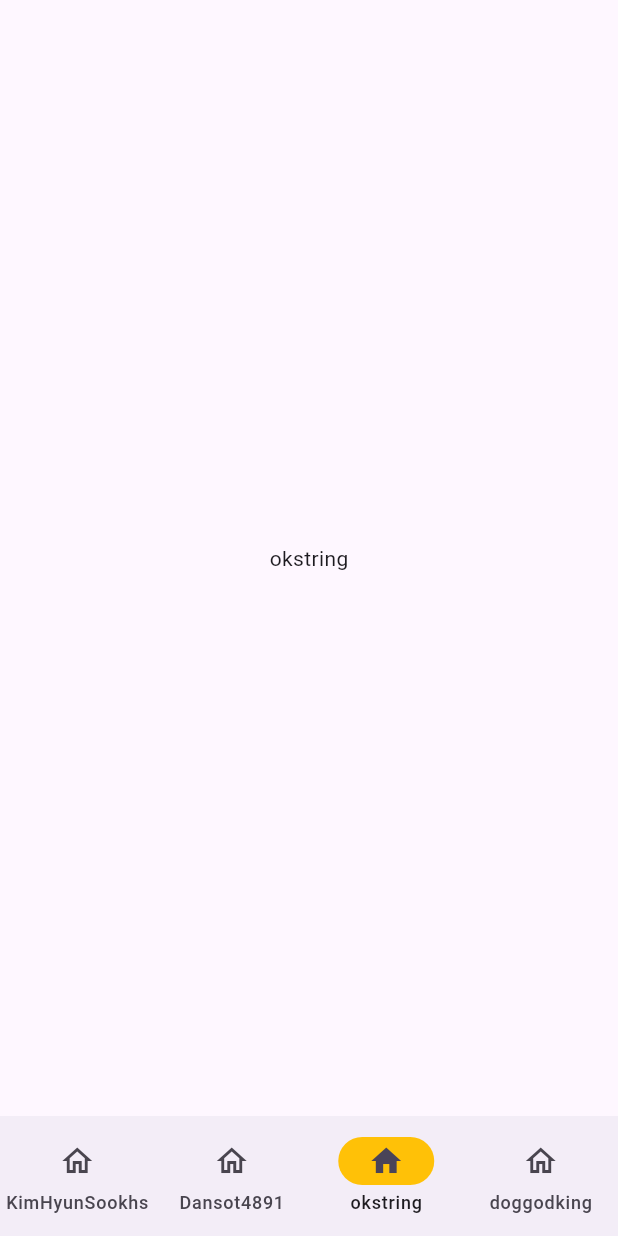
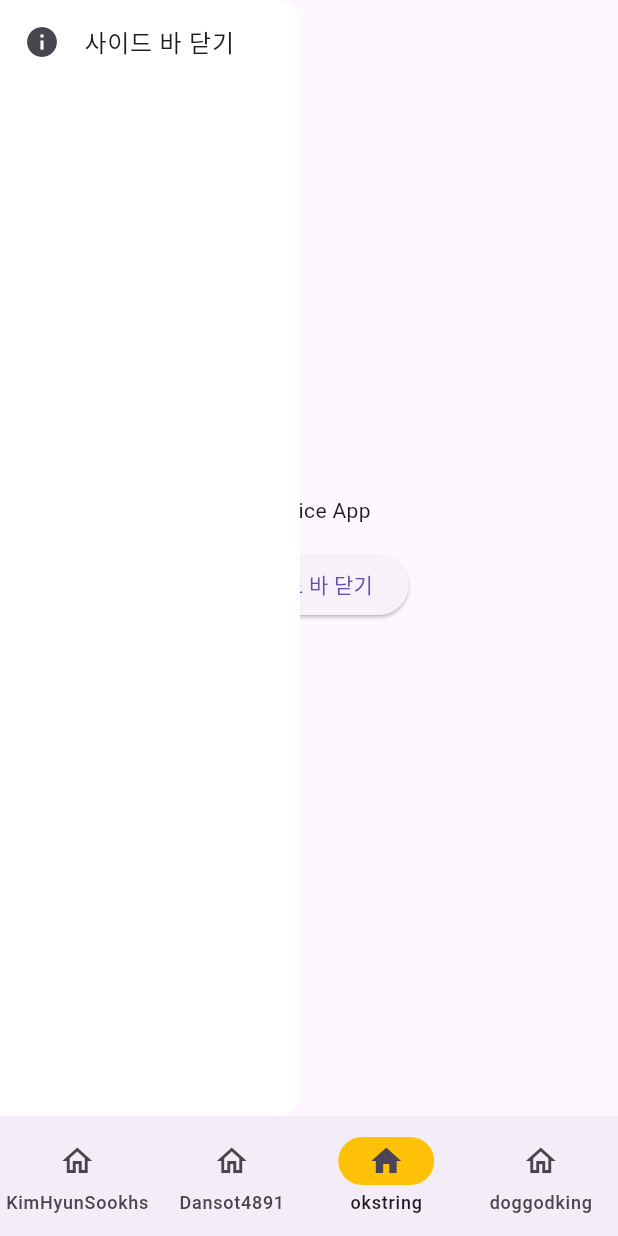
Before and after one commit to okstring/flutter_widget_study, a Flutter app: the screen it shows after launch, item 3 of the bottom bar chosen, on a phone screen of 412 x 824 dp. Run offline on Flutter 3.47's test engine with Material 3 defaults, Android fonts, the light colour scheme and no system bars.

Commit message:
feat: SideBar, SidebarState(InheritedNotifier) 구현 후 적용

```diff
--- a/lib/main_screen.dart
+++ b/lib/main_screen.dart
@@ -17,7 +17,7 @@ class _MainScreenState extends State<MainScreen> {
   final List<Widget> _screens = [
     const KimHyunSookhsScreen(),
     const Dansot4891Screen(),
-    const OkstringScreen(),
+    OkstringScreen(),
     const DoggodkingScreen(),
   ];
 
--- a/lib/presentation/okstring/okstring_screen.dart
+++ b/lib/presentation/okstring/okstring_screen.dart
@@ -1,7 +1,11 @@
 import 'package:flutter/material.dart';
+import 'package:flutter_widget_study/presentation/okstring/week1/side_bar_inherited.dart';
+import 'package:flutter_widget_study/presentation/okstring/week1/practice_app.dart';
 
 class OkstringScreen extends StatefulWidget {
-  const OkstringScreen({super.key});
+  final _sidebarNotifier = SidebarNotifier();
+
+  OkstringScreen({super.key});
 
   @override
   State<OkstringScreen> createState() => _OkstringScreenState();
@@ -10,6 +14,9 @@ class OkstringScreen extends StatefulWidget {
 class _OkstringScreenState extends State<OkstringScreen> {
   @override
   Widget build(BuildContext context) {
-    return Scaffold(body: SafeArea(child: Center(child: Text('okstring'))));
+    return SidebarState(
+      notifier: widget._sidebarNotifier,
+      child: PracticeApp(),
+    );
   }
 }
--- /dev/null
+++ b/lib/presentation/okstring/week1/app_scaffold.dart
@@ -0,0 +1,26 @@
+import 'package:flutter/material.dart';
+
+import 'side_bar.dart';
+import 'side_bar_inherited.dart';
+
+class AppScaffold extends StatelessWidget {
+  final Widget child;
+
+  const AppScaffold({
+    super.key,
+    required this.child,
+  });
+
+  @override
+  Widget build(BuildContext context) {
+    // 상태 변화를 감지
+    final sidebarNotifier = SidebarState.of(context);
+    final isSidebarOpen = sidebarNotifier.isOpen;
+
+    return Scaffold(
+      body: Stack(
+        children: [child, if (isSidebarOpen) const SideBar()],
+      ),
+    );
+  }
+}
--- /dev/null
+++ b/lib/presentation/okstring/week1/practice_app.dart
@@ -0,0 +1,35 @@
+import 'package:flutter/material.dart';
+import 'package:flutter_widget_study/presentation/okstring/week1/app_scaffold.dart';
+
+import 'side_bar_inherited.dart';
+
+class PracticeApp extends StatelessWidget {
+  const PracticeApp({super.key});
+
+  @override
+  Widget build(BuildContext context) {
+    return AppScaffold(
+      child: Center(
+        child: Column(
+          mainAxisAlignment: MainAxisAlignment.center,
+          children: [
+            const Text('Practice App'),
+
+            SizedBox(height: 16),
+            ElevatedButton(
+              onPressed: () {
+                SidebarState.of(context).isOpen
+                    ? SidebarState.of(context).close()
+                    : SidebarState.of(context).open();
+              },
+              child:
+                  SidebarState.of(context).isOpen
+                      ? Text('사이드 바 닫기')
+                      : Text('사이드 바 열기'),
+            ),
+          ],
+        ),
+      ),
+    );
+  }
+}
--- /dev/null
+++ b/lib/presentation/okstring/week1/side_bar.dart
@@ -0,0 +1,30 @@
+import 'package:flutter/material.dart';
+import 'package:flutter_widget_study/presentation/okstring/week1/side_bar_inherited.dart';
+
+class SideBar extends StatelessWidget {
+  const SideBar({super.key});
+
+  @override
+  Widget build(BuildContext context) {
+    return SizedBox(
+      width: 200,
+      child: Drawer(
+        backgroundColor: Colors.white,
+        child: SafeArea(
+          child: ListView(
+            padding: EdgeInsets.zero,
+            children: [
+              ListTile(
+                leading: const Icon(Icons.info),
+                title: const Text('사이드 바 닫기'),
+                onTap: () {
+                  SidebarState.of(context).close();
+                },
+              ),
+            ],
+          ),
+        ),
+      ),
+    );
+  }
+}
--- /dev/null
+++ b/lib/presentation/okstring/week1/side_bar_inherited.dart
@@ -0,0 +1,48 @@
+import 'package:flutter/material.dart';
+
+/// 사이드바 상태를 앱 전체에서 공유하기 위한 InheritedWidget
+/// InheritedNotifier를 사용하여 상태 변경 시 자동으로 의존하는 위젯들이 리빌드되도록 함
+class SidebarState extends InheritedNotifier<SidebarNotifier> {
+  const SidebarState({
+    super.key,
+    required SidebarNotifier super.notifier,
+    required super.child,
+  });
+
+  /// 위젯 트리 어디에서든 SidebarState.of(context)로 사이드바 상태에 접근할 수 있게 함
+  static SidebarNotifier of(BuildContext context) {
+    // InheritedWidget을 위젯 트리에서 찾음, 의존성을 등록
+    final result = context.dependOnInheritedWidgetOfExactType<SidebarState>();
+    assert(result != null, 'SidebarState를 찾을 수 없습니다.');
+
+    // 찾은 InheritedWidget의 notifier를 반환
+    return result!.notifier!;
+  }
+}
+
+/// 사이드바의 열림/닫힘 상태를 관리하는 클래스
+/// ChangeNotifier를 상속받아 상태 변경 시 구독자들에게 알림을 보낼 수 있음
+class SidebarNotifier extends ChangeNotifier {
+  bool _isOpen = true;
+
+  bool get isOpen => _isOpen;
+
+  void toggle() {
+    _isOpen = !_isOpen;
+    notifyListeners();
+  }
+
+  void open() {
+    if (!_isOpen) {
+      _isOpen = true;
+      notifyListeners();
+    }
+  }
+
+  void close() {
+    if (_isOpen) {
+      _isOpen = false;
+      notifyListeners();
+    }
+  }
+}
```
Also changed, not shown: 1 other file.
